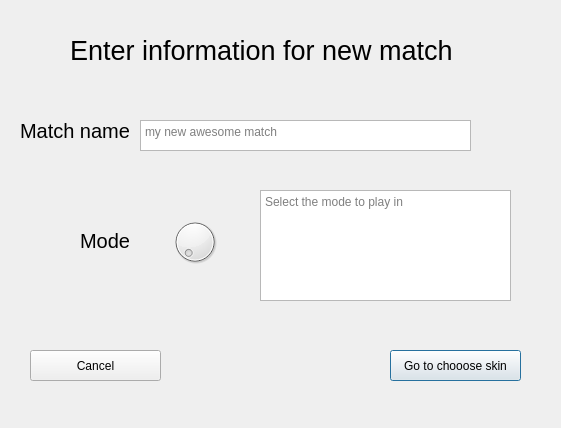
Qt form client/creatematch.ui (Merok23/TPG-Taller-Left4dead-Grupo1) before a commit.
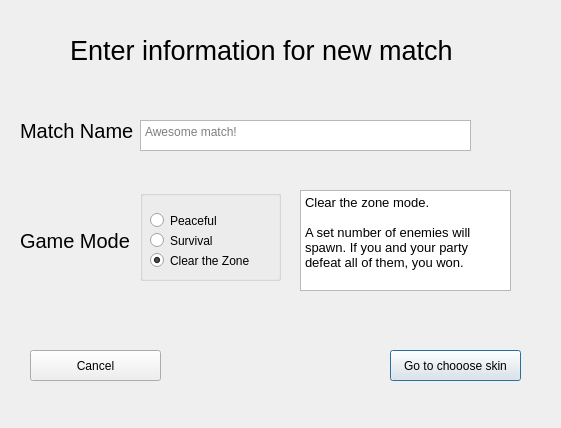
The same form after that commit.

Commit message:
Saco el dial en create_match
Ahora hay un group box con radio buttons

```diff
--- a/client/creatematch.ui
+++ b/client/creatematch.ui
@@ -46,15 +46,15 @@
     </font>
    </property>
    <property name="text">
-    <string>Match name</string>
+    <string>Match Name</string>
    </property>
   </widget>
   <widget class="QLabel" name="mode_label">
    <property name="geometry">
     <rect>
-     <x>80</x>
+     <x>20</x>
      <y>230</y>
-     <width>51</width>
+     <width>111</width>
      <height>21</height>
     </rect>
    </property>
@@ -64,7 +64,7 @@
     </font>
    </property>
    <property name="text">
-    <string>Mode</string>
+    <string>Game Mode</string>
    </property>
   </widget>
   <widget class="QPushButton" name="choose_skin">
@@ -102,39 +102,97 @@
      <height>31</height>
     </rect>
    </property>
+   <property name="html">
+    <string>&lt;!DOCTYPE HTML PUBLIC &quot;-//W3C//DTD HTML 4.0//EN&quot; &quot;http://www.w3.org/TR/REC-html40/strict.dtd&quot;&gt;
+&lt;html&gt;&lt;head&gt;&lt;meta name=&quot;qrichtext&quot; content=&quot;1&quot; /&gt;&lt;meta charset=&quot;utf-8&quot; /&gt;&lt;style type=&quot;text/css&quot;&gt;
+p, li { white-space: pre-wrap; }
+hr { height: 1px; border-width: 0; }
+li.unchecked::marker { content: &quot;\2610&quot;; }
+li.checked::marker { content: &quot;\2612&quot;; }
+&lt;/style&gt;&lt;/head&gt;&lt;body style=&quot; font-family:'Ubuntu'; font-size:10pt; font-weight:400; font-style:normal;&quot;&gt;
+&lt;p style=&quot;-qt-paragraph-type:empty; margin-top:0px; margin-bottom:0px; margin-left:0px; margin-right:0px; -qt-block-indent:0; text-indent:0px;&quot;&gt;&lt;br /&gt;&lt;/p&gt;&lt;/body&gt;&lt;/html&gt;</string>
+   </property>
    <property name="placeholderText">
-    <string>my new awesome match</string>
-   </property>
-  </widget>
-  <widget class="QDial" name="dial">
-   <property name="geometry">
-    <rect>
-     <x>170</x>
-     <y>210</y>
-     <width>50</width>
-     <height>64</height>
-    </rect>
-   </property>
-   <property name="maximum">
-    <number>3</number>
-   </property>
-   <property name="pageStep">
-    <number>10</number>
+    <string>Awesome match!</string>
    </property>
   </widget>
   <widget class="QTextBrowser" name="mode_description">
    <property name="geometry">
     <rect>
-     <x>260</x>
+     <x>300</x>
      <y>190</y>
-     <width>251</width>
-     <height>111</height>
+     <width>211</width>
+     <height>101</height>
     </rect>
    </property>
-   <property name="placeholderText">
-    <string>Select the mode to play in</string>
+   <property name="html">
+    <string>&lt;!DOCTYPE HTML PUBLIC &quot;-//W3C//DTD HTML 4.0//EN&quot; &quot;http://www.w3.org/TR/REC-html40/strict.dtd&quot;&gt;
+&lt;html&gt;&lt;head&gt;&lt;meta name=&quot;qrichtext&quot; content=&quot;1&quot; /&gt;&lt;meta charset=&quot;utf-8&quot; /&gt;&lt;style type=&quot;text/css&quot;&gt;
+p, li { white-space: pre-wrap; }
+hr { height: 1px; border-width: 0; }
+li.unchecked::marker { content: &quot;\2610&quot;; }
+li.checked::marker { content: &quot;\2612&quot;; }
+&lt;/style&gt;&lt;/head&gt;&lt;body style=&quot; font-family:'Ubuntu'; font-size:10pt; font-weight:400; font-style:normal;&quot;&gt;
+&lt;p style=&quot; margin-top:0px; margin-bottom:0px; margin-left:0px; margin-right:0px; -qt-block-indent:0; text-indent:0px;&quot;&gt;Clear the zone mode.&lt;/p&gt;
+&lt;p style=&quot;-qt-paragraph-type:empty; margin-top:0px; margin-bottom:0px; margin-left:0px; margin-right:0px; -qt-block-indent:0; text-indent:0px;&quot;&gt;&lt;br /&gt;&lt;/p&gt;
+&lt;p style=&quot; margin-top:0px; margin-bottom:0px; margin-left:0px; margin-right:0px; -qt-block-indent:0; text-indent:0px;&quot;&gt;A set number of enemies will spawn. If you and your party defeat all of them, you won.&lt;/p&gt;&lt;/body&gt;&lt;/html&gt;</string>
    </property>
   </widget>
+  <widget class="QGroupBox" name="game_mode_box">
+   <property name="geometry">
+    <rect>
+     <x>140</x>
+     <y>190</y>
+     <width>141</width>
+     <height>91</height>
+    </rect>
+   </property>
+   <property name="title">
+    <string/>
+   </property>
+   <widget class="QRadioButton" name="survival">
+    <property name="geometry">
+     <rect>
+      <x>10</x>
+      <y>40</y>
+      <width>100</width>
+      <height>21</height>
+     </rect>
+    </property>
+    <property name="text">
+     <string>Survival</string>
+    </property>
+   </widget>
+   <widget class="QRadioButton" name="clear_the_zone">
+    <property name="geometry">
+     <rect>
+      <x>10</x>
+      <y>60</y>
+      <width>111</width>
+      <height>21</height>
+     </rect>
+    </property>
+    <property name="text">
+     <string>Clear the Zone</string>
+    </property>
+    <property name="checked">
+     <bool>true</bool>
+    </property>
+   </widget>
+   <widget class="QRadioButton" name="peaceful">
+    <property name="geometry">
+     <rect>
+      <x>10</x>
+      <y>20</y>
+      <width>100</width>
+      <height>21</height>
+     </rect>
+    </property>
+    <property name="text">
+     <string>Peaceful</string>
+    </property>
+   </widget>
+  </widget>
  </widget>
  <resources/>
  <connections/>
```
The commit also changes 2 other files.
